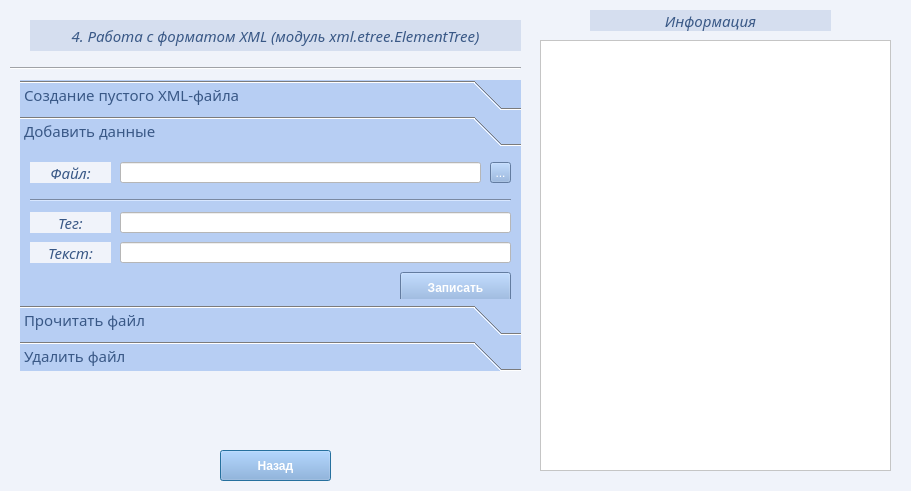
This is XML_FILE.ui in l-karian-l/Working_with_files as Qt 5 draws it before an edit. The edited form follows.
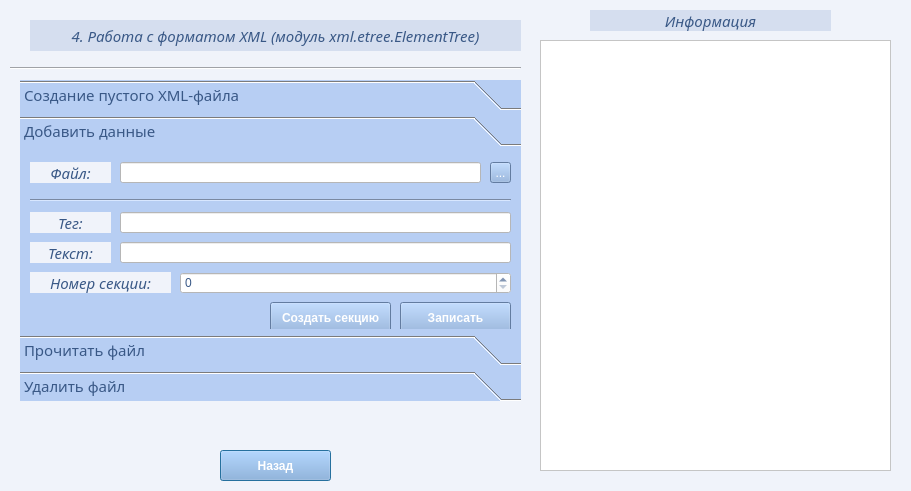
This is the edited form. The open tabs and pages were chosen to show the change.

The edit to the form file:
```diff
--- a/XML_FILE.ui
+++ b/XML_FILE.ui
@@ -12,14 +12,14 @@
   </property>
   <property name="minimumSize">
    <size>
-    <width>0</width>
-    <height>0</height>
+    <width>911</width>
+    <height>491</height>
    </size>
   </property>
   <property name="maximumSize">
    <size>
     <width>911</width>
-    <height>531</height>
+    <height>491</height>
    </size>
   </property>
   <property name="windowTitle">
@@ -138,7 +138,7 @@
      <x>20</x>
      <y>80</y>
      <width>501</width>
-     <height>291</height>
+     <height>321</height>
     </rect>
    </property>
    <property name="font">
@@ -295,7 +295,7 @@
       <x>0</x>
       <y>0</y>
       <width>501</width>
-      <height>151</height>
+      <height>181</height>
      </rect>
     </property>
     <attribute name="label">
@@ -345,7 +345,7 @@
      <property name="geometry">
       <rect>
        <x>380</x>
-       <y>120</y>
+       <y>150</y>
        <width>111</width>
        <height>31</height>
       </rect>
@@ -474,6 +474,69 @@
 color: rgb(57, 88, 134);</string>
      </property>
     </widget>
+    <widget class="QPushButton" name="btn_write_sec">
+     <property name="geometry">
+      <rect>
+       <x>250</x>
+       <y>150</y>
+       <width>121</width>
+       <height>31</height>
+      </rect>
+     </property>
+     <property name="font">
+      <font>
+       <weight>75</weight>
+       <bold>true</bold>
+      </font>
+     </property>
+     <property name="styleSheet">
+      <string notr="true">background-color: rgb(138, 174, 224);
+color: rgb(255, 255, 255);</string>
+     </property>
+     <property name="text">
+      <string>Создать секцию</string>
+     </property>
+    </widget>
+    <widget class="QSpinBox" name="sB_sec">
+     <property name="geometry">
+      <rect>
+       <x>160</x>
+       <y>120</y>
+       <width>331</width>
+       <height>22</height>
+      </rect>
+     </property>
+     <property name="styleSheet">
+      <string notr="true">background-color: rgb(255, 255, 255);
+color: rgb(57, 88, 134);</string>
+     </property>
+    </widget>
+    <widget class="QLabel" name="label_15">
+     <property name="geometry">
+      <rect>
+       <x>10</x>
+       <y>120</y>
+       <width>141</width>
+       <height>21</height>
+      </rect>
+     </property>
+     <property name="font">
+      <font>
+       <family>Sitka Small</family>
+       <pointsize>11</pointsize>
+       <italic>true</italic>
+      </font>
+     </property>
+     <property name="styleSheet">
+      <string notr="true">background-color: rgb(240, 243, 250);</string>
+     </property>
+     <property name="text">
+      <string>Номер секции:</string>
+     </property>
+     <property name="alignment">
+      <set>Qt::AlignCenter</set>
+     </property>
+    </widget>
    </widget>
    <widget class="QWidget" name="page_3">
     <property name="geometry">
```
Left out of the diff: 8 changed lines with no effect on the pictures.
